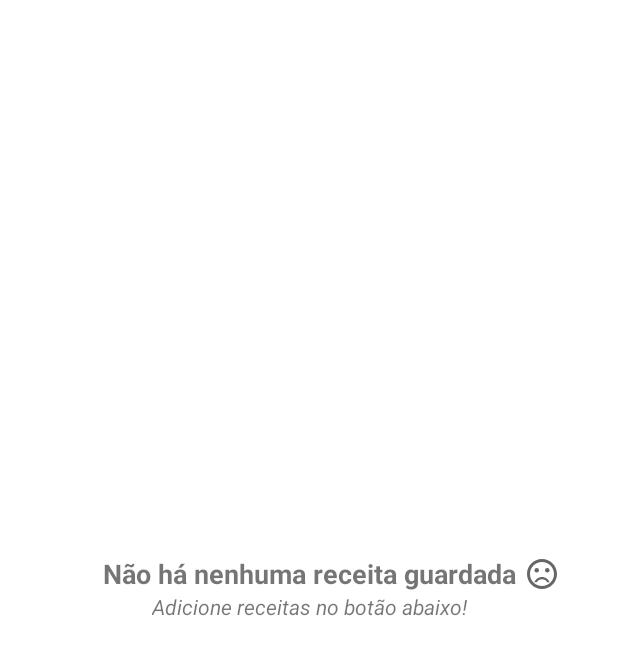
After one commit to LucasMelll0/MyCookBook, an Android app: the layout view_sem_item_na_lista.xml on its own in the app's theme, with its tools: preview values and no code run, on a phone screen of 412 x 824 dp. The commit adds this screen. Shown: the top 655 px of the screen. Run offline under Robolectric (Android 15) with nearby library versions, the light colour scheme and no system bars.

Commit message:
Adição de uma view quando a lista de receitas em ListaDeReceitas.java está vazia.

```diff
--- a/app/src/main/java/ui/activity/FormularioDeReceitas.java
+++ b/app/src/main/java/ui/activity/FormularioDeReceitas.java
@@ -146,6 +146,7 @@ public class FormularioDeReceitas extends AppCompatActivity {
             Intent voltaParaMostraReceita = new Intent(FormularioDeReceitas.this, MostraReceita.class);
             voltaParaMostraReceita.putExtra("receita", receita);
             startActivity(voltaParaMostraReceita);
+            finish();
         } else {
             dao.salva(receita);
 
--- /dev/null
+++ b/app/src/main/res/drawable/ic_sad_face.xml
@@ -0,0 +1,16 @@
+<vector xmlns:android="http://schemas.android.com/apk/res/android"
+    android:width="24dp"
+    android:height="24dp"
+    android:viewportWidth="24"
+    android:viewportHeight="24"
+    android:tint="?attr/colorControlNormal">
+  <path
+      android:fillColor="@android:color/white"
+      android:pathData="M15.5,9.5m-1.5,0a1.5,1.5 0,1 1,3 0a1.5,1.5 0,1 1,-3 0"/>
+  <path
+      android:fillColor="@android:color/white"
+      android:pathData="M8.5,9.5m-1.5,0a1.5,1.5 0,1 1,3 0a1.5,1.5 0,1 1,-3 0"/>
+  <path
+      android:fillColor="@android:color/white"
+      android:pathData="M11.99,2C6.47,2 2,6.48 2,12s4.47,10 9.99,10C17.52,22 22,17.52 22,12S17.52,2 11.99,2zM12,20c-4.42,0 -8,-3.58 -8,-8s3.58,-8 8,-8 8,3.58 8,8 -3.58,8 -8,8zM12,14c-2.33,0 -4.32,1.45 -5.12,3.5h1.67c0.69,-1.19 1.97,-2 3.45,-2s2.75,0.81 3.45,2h1.67c-0.8,-2.05 -2.79,-3.5 -5.12,-3.5z"/>
+</vector>
--- /dev/null
+++ b/app/src/main/res/layout/view_sem_item_na_lista.xml
@@ -0,0 +1,38 @@
+<?xml version="1.0" encoding="utf-8"?>
+<androidx.constraintlayout.widget.ConstraintLayout xmlns:android="http://schemas.android.com/apk/res/android"
+    android:layout_width="match_parent"
+    android:layout_height="match_parent"
+    xmlns:app="http://schemas.android.com/apk/res-auto">
+
+    <androidx.appcompat.widget.AppCompatTextView
+        android:id="@+id/text_nao_tem_receita"
+        android:layout_width="wrap_content"
+        android:layout_height="wrap_content"
+        app:layout_constraintTop_toTopOf="parent"
+        app:layout_constraintBottom_toBottomOf="parent"
+        app:layout_constraintStart_toStartOf="parent"
+        app:layout_constraintEnd_toEndOf="parent"
+        android:layout_marginBottom="60dp"
+        android:text="@string/text_lista_vazia"
+        android:textSize="18sp"
+        android:textStyle="bold"/>
+    <androidx.appcompat.widget.AppCompatImageView
+        android:id="@+id/image_carinha_triste_sem_receitas"
+        android:layout_width="wrap_content"
+        android:layout_height="wrap_content"
+        app:layout_constraintTop_toTopOf="@id/text_nao_tem_receita"
+        app:layout_constraintBottom_toBottomOf="@id/text_nao_tem_receita"
+        app:layout_constraintStart_toEndOf="@id/text_nao_tem_receita"
+        android:src="@drawable/ic_sad_face"
+        android:layout_marginStart="5dp"/>
+    <androidx.appcompat.widget.AppCompatTextView
+        android:id="@+id/text_adicione_receitas"
+        android:layout_width="wrap_content"
+        android:layout_height="wrap_content"
+        app:layout_constraintTop_toBottomOf="@id/text_nao_tem_receita"
+        app:layout_constraintStart_toStartOf="@id/text_nao_tem_receita"
+        app:layout_constraintEnd_toEndOf="@id/text_nao_tem_receita"
+        android:text="@string/text_adicione_receitas_no_botao_abaixo"
+        android:textStyle="italic"/>
+
+</androidx.constraintlayout.widget.ConstraintLayout>
--- a/app/src/main/res/values/strings.xml
+++ b/app/src/main/res/values/strings.xml
@@ -1,4 +1,6 @@
 <resources>
     <string name="app_name">MyCookBook</string>
     <string name="adicionar_receita">Adicionar Receita</string>
+    <string name="text_lista_vazia">Não há nenhuma receita guardada</string>
+    <string name="text_adicione_receitas_no_botao_abaixo">Adicione receitas no botão abaixo!</string>
 </resources>
```
Also changed, not shown: app/src/main/java/adapterView/AdapterListaDeReceitas.java (+13 -1 lines), app/src/main/java/ui/activity/ListaDeReceitas.java (+26 -13 lines), app/src/main/res/layout/activity_lista_de_receitas_main.xml (+9 -0 lines).
